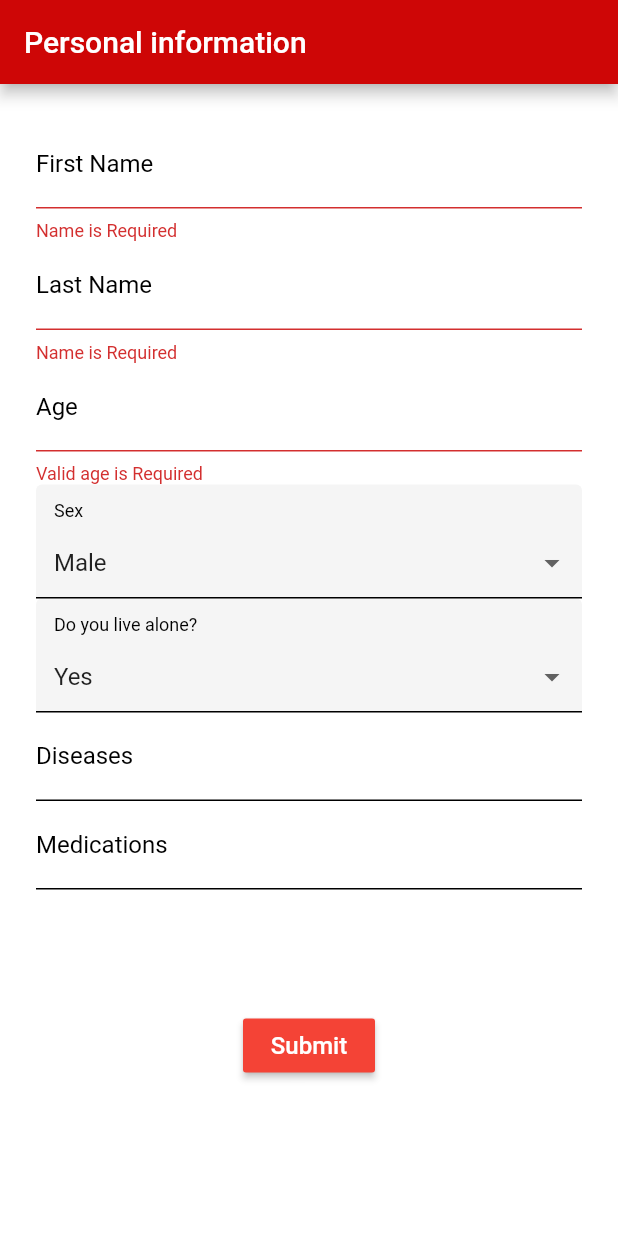
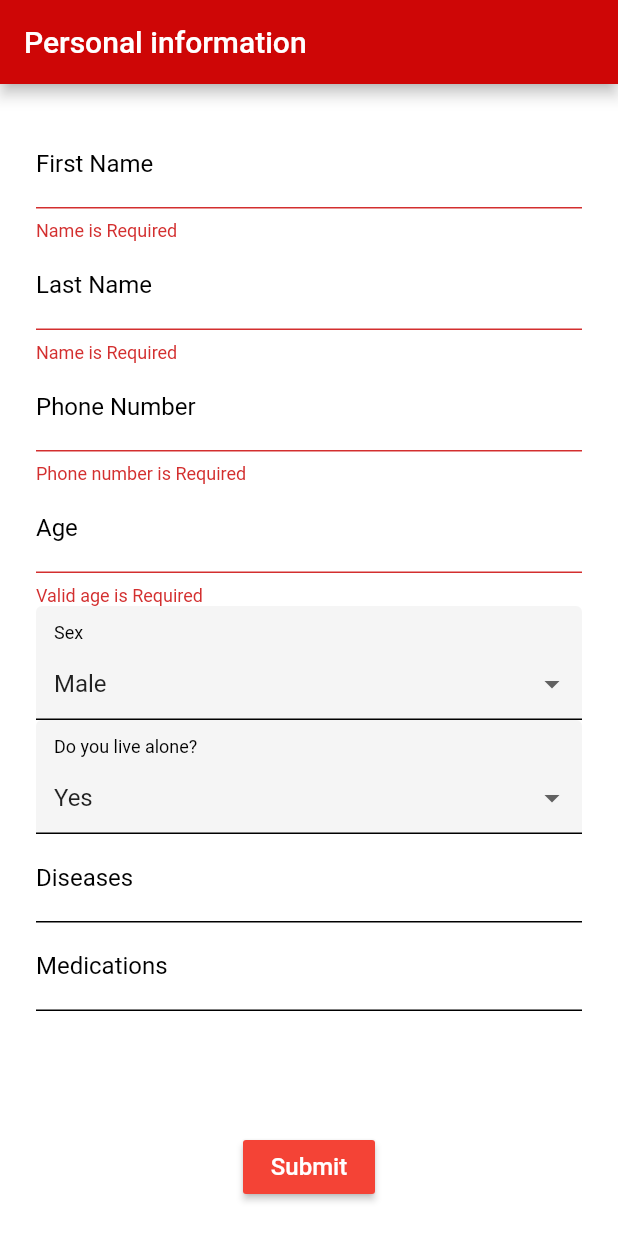
Before and after one commit to DeanZi/Med_io_2.0, a Flutter app: the FormScreen screen opened directly with empty values, after a tap on "Submit", on a phone screen of 412 x 824 dp. Run offline on Flutter 3.47's test engine with Material 2 defaults, Android fonts, the phone set to English and light mode, and no system bars; drawn by our look-alikes of dropdown_formfield; our stand-ins replace cloud_firestore, firebase_auth, firebase_core, firebase_messaging, flutter_spinbox, google_sign_in; missing offline and left inert: empty_widget; accounts and stored records are empty.

Commit message:
add phone number for user in DB

```diff
--- a/lib/screens/quetionnaire_screen.dart
+++ b/lib/screens/quetionnaire_screen.dart
@@ -23,6 +23,7 @@ class FormScreen extends StatefulWidget {
 class FormScreenState extends State<FormScreen> {
   late String _firstName;
   late String _lastName;
+  late String _phoneNumber;
   late String _age;
   late String _sex;
   late String _livesAlone ='';
@@ -120,18 +121,48 @@ class FormScreenState extends State<FormScreen> {
     if (value!.isEmpty) {
       return 'Valid age is Required';
     }
-
+    var value_int = int.parse(value);
+    if (value_int>120 || value_int<0){
+      return 'Age is not valid';
+    }
     return null;
     },
     onSaved: (value) {
     _age = value!;
     },
     );
+  }
 
 
+  Widget _buildPhoneNumber(){
+    return TextFormField(
+      keyboardType: TextInputType.number,
+      validator: (value) {
+      if (value!.isEmpty) {
+        return 'Phone number is Required';
+      }
+      if (value.length != 10 ){
+        return 'Phone number is not valid';
+      }
 
+      return null;
+    },
+      style: TextStyle(color: Colors.black),
+      decoration: InputDecoration(
+        labelText: 'Phone Number',
+        labelStyle: TextStyle(color: Colors.black),
+        enabledBorder: UnderlineInputBorder(
+          borderSide: BorderSide(color: Colors.black),
+        ),focusedBorder: UnderlineInputBorder(
+        borderSide: BorderSide(color: Colors.red),
+      ),
+      ),
+      onSaved: ( value) {
+        _phoneNumber = value!;
+      },
+    );
+  }
 
-  }
 
   Widget _buildSex() {
     return Theme(
@@ -265,6 +296,7 @@ class FormScreenState extends State<FormScreen> {
               children: <Widget>[
                 _buildFirstName(),
                 _buildLastName(),
+                _buildPhoneNumber(),
                 _buildAge(),
                 _buildSex(),
                 _buildLivesAlone(),
@@ -298,6 +330,7 @@ class FormScreenState extends State<FormScreen> {
                          .set({'age':_age,
                        'disease' :_diseases,
                        'firstName' : _firstName,
+                       'phoneNumber' : _phoneNumber,
                        'gender' : _sex,
                        'lastName' : _lastName,
                        'lives_alone' : _livesAlone,
```
